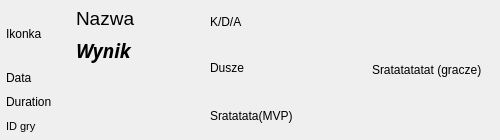
marcos-188/deadlock-stats, file qt-designer/game.ui: the form before one commit.
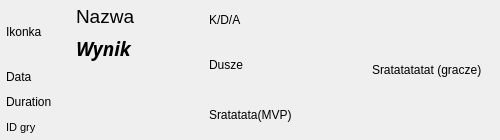
The form after the commit.

Diff of the .ui file:
```diff
--- a/qt-designer/game.ui
+++ b/qt-designer/game.ui
@@ -33,19 +33,19 @@
   </property>
   <layout class="QHBoxLayout" name="horizontalLayout">
    <property name="spacing">
-    <number>6</number>
+    <number>5</number>
    </property>
    <property name="leftMargin">
     <number>0</number>
    </property>
    <property name="topMargin">
-    <number>2</number>
+    <number>0</number>
    </property>
    <property name="rightMargin">
     <number>0</number>
    </property>
    <property name="bottomMargin">
-    <number>2</number>
+    <number>0</number>
    </property>
    <item>
     <layout class="QGridLayout" name="gridLayout">
```
